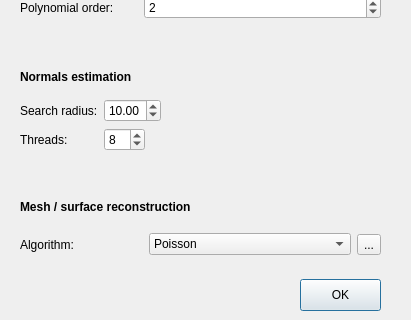
First picture: the form in visualization/cave_view/paramsdialog.ui, repository mathieu-clement/cs690-cave-surveying, before the edit; both pictures show x 0 to 411 and y 161 to 481 of the 411 by 481 pixel window.
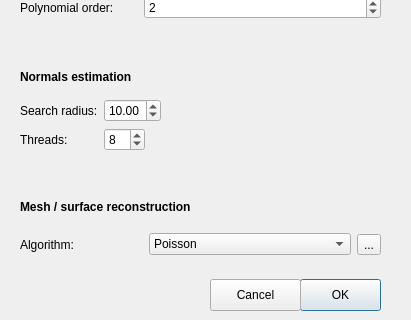
Second picture: the form after the edit.

Commit message: Add "Cancel" button to params dialog

Diff of the .ui file:
```diff
--- a/visualization/cave_view/paramsdialog.ui
+++ b/visualization/cave_view/paramsdialog.ui
@@ -121,6 +121,9 @@
    <property name="text">
     <string>OK</string>
    </property>
+   <property name="default">
+    <bool>true</bool>
+   </property>
   </widget>
   <widget class="QCheckBox" name="mlsEnableCheckBox">
    <property name="geometry">
@@ -264,6 +267,19 @@
     <string>Normals estimation</string>
    </property>
   </widget>
+  <widget class="QPushButton" name="cancelButton">
+   <property name="geometry">
+    <rect>
+     <x>210</x>
+     <y>440</y>
+     <width>91</width>
+     <height>32</height>
+    </rect>
+   </property>
+   <property name="text">
+    <string>Cancel</string>
+   </property>
+  </widget>
  </widget>
  <tabstops>
   <tabstop>mlsEnableCheckBox</tabstop>
```
Left out of the diff: 17 changed lines with no effect on the pictures. The commit also changes 3 other files.
